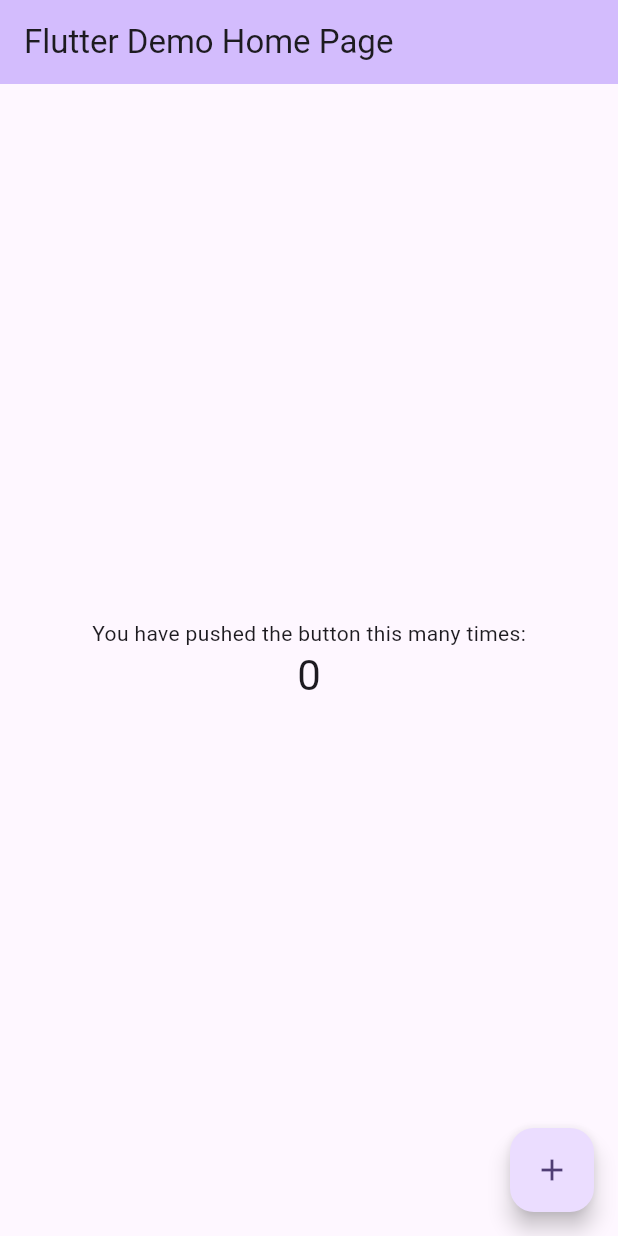
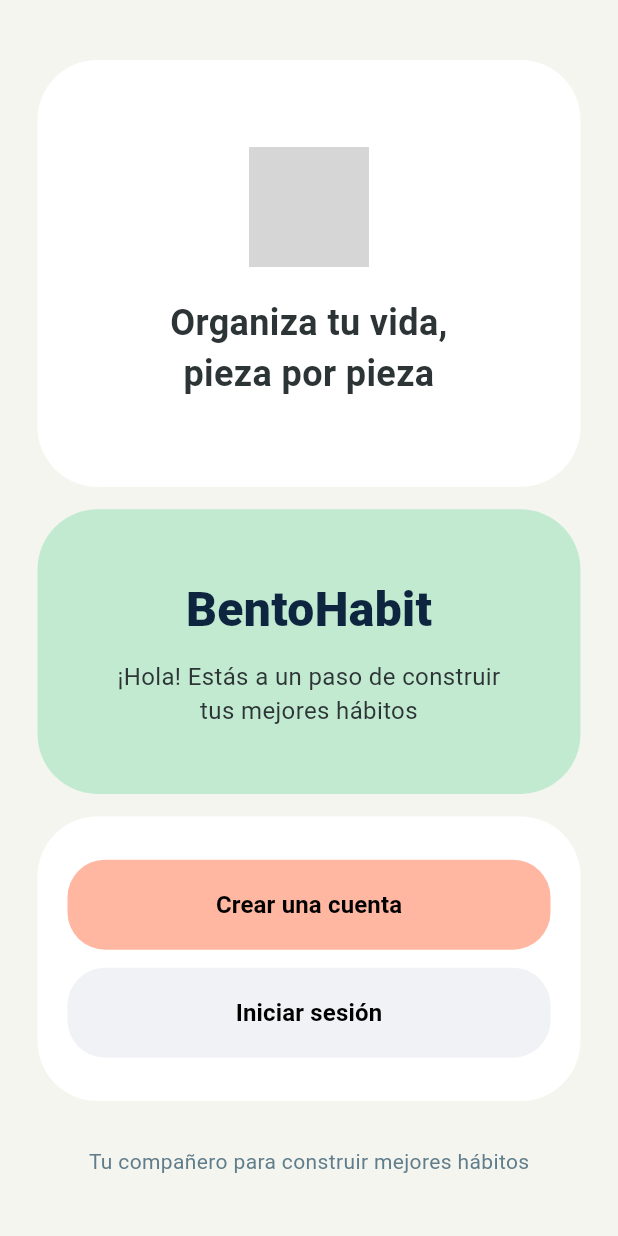
Before and after one commit to Miiguii/Proyecto-Wearable, a Flutter app: the screen it shows after launch, on a phone screen of 412 x 824 dp. Run offline on Flutter 3.47's test engine with Material 3 defaults, Android fonts, the phone set to English and light mode, and no system bars; grey boxes are pictures that could not be loaded.

Commit message:
main screens

```diff
--- a/lib/main.dart
+++ b/lib/main.dart
@@ -1,4 +1,7 @@
 import 'package:flutter/material.dart';
+import 'main_screens/welcome.dart';
+import 'main_screens/login_screen.dart';
+import 'main_screens/register_screen.dart';
 
 void main() {
   runApp(const MyApp());
@@ -7,116 +10,22 @@ void main() {
 class MyApp extends StatelessWidget {
   const MyApp({super.key});
 
-  // This widget is the root of your application.
   @override
   Widget build(BuildContext context) {
     return MaterialApp(
-      title: 'Flutter Demo',
+      title: 'BentoHabit',
+      debugShowCheckedModeBanner: false,
       theme: ThemeData(
-        // This is the theme of your application.
-        //
-        // TRY THIS: Try running your application with "flutter run". You'll see
-        // the application has a purple toolbar. Then, without quitting the app,
-        // try changing the seedColor in the colorScheme below to Colors.green
-        // and then invoke "hot reload" (save your changes or press the "hot
-        // reload" button in a Flutter-supported IDE, or press "r" if you used
-        // the command line to start the app).
-        //
-        // Notice that the counter didn't reset back to zero; the application
-        // state is not lost during the reload. To reset the state, use hot
-        // restart instead.
-        //
-        // This works for code too, not just values: Most code changes can be
-        // tested with just a hot reload.
-        colorScheme: ColorScheme.fromSeed(seedColor: Colors.deepPurple),
+        useMaterial3: true,
+        visualDensity: VisualDensity.adaptivePlatformDensity,
       ),
-      home: const MyHomePage(title: 'Flutter Demo Home Page'),
+      // Definición de las rutas de navegación
+      initialRoute: '/',
+      routes: {
+        '/': (context) => const BentoScreen(),
+        '/login_screen': (context) => const LoginScreen(),
+        '/register_screen': (context) => const RegisterScreen(),
+      },
     );
   }
 }
-
-class MyHomePage extends StatefulWidget {
-  const MyHomePage({super.key, required this.title});
-
-  // This widget is the home page of your application. It is stateful, meaning
-  // that it has a State object (defined below) that contains fields that affect
-  // how it looks.
-
-  // This class is the configuration for the state. It holds the values (in this
-  // case the title) provided by the parent (in this case the App widget) and
-  // used by the build method of the State. Fields in a Widget subclass are
-  // always marked "final".
-
-  final String title;
-
-  @override
-  State<MyHomePage> createState() => _MyHomePageState();
-}
-
-class _MyHomePageState extends State<MyHomePage> {
-  int _counter = 0;
-
-  void _incrementCounter() {
-    setState(() {
-      // This call to setState tells the Flutter framework that something has
-      // changed in this State, which causes it to rerun the build method below
-      // so that the display can reflect the updated values. If we changed
-      // _counter without calling setState(), then the build method would not be
-      // called again, and so nothing would appear to happen.
-      _counter++;
-    });
-  }
-
-  @override
-  Widget build(BuildContext context) {
-    // This method is rerun every time setState is called, for instance as done
-    // by the _incrementCounter method above.
-    //
-    // The Flutter framework has been optimized to make rerunning build methods
-    // fast, so that you can just rebuild anything that needs updating rather
-    // than having to individually change instances of widgets.
-    return Scaffold(
-      appBar: AppBar(
-        // TRY THIS: Try changing the color here to a specific color (to
-        // Colors.amber, perhaps?) and trigger a hot reload to see the AppBar
-        // change color while the other colors stay the same.
-        backgroundColor: Theme.of(context).colorScheme.inversePrimary,
-        // Here we take the value from the MyHomePage object that was created by
-        // the App.build method, and use it to set our appbar title.
-        title: Text(widget.title),
-      ),
-      body: Center(
-        // Center is a layout widget. It takes a single child and positions it
-        // in the middle of the parent.
-        child: Column(
-          // Column is also a layout widget. It takes a list of children and
-          // arranges them vertically. By default, it sizes itself to fit its
-          // children horizontally, and tries to be as tall as its parent.
-          //
-          // Column has various properties to control how it sizes itself and
-          // how it positions its children. Here we use mainAxisAlignment to
-          // center the children vertically; the main axis here is the vertical
-          // axis because Columns are vertical (the cross axis would be
-          // horizontal).
-          //
-          // TRY THIS: Invoke "debug painting" (choose the "Toggle Debug Paint"
-          // action in the IDE, or press "p" in the console), to see the
-          // wireframe for each widget.
-          mainAxisAlignment: MainAxisAlignment.center,
-          children: <Widget>[
-            const Text('You have pushed the button this many times:'),
-            Text(
-              '$_counter',
-              style: Theme.of(context).textTheme.headlineMedium,
-            ),
-          ],
-        ),
-      ),
-      floatingActionButton: FloatingActionButton(
-        onPressed: _incrementCounter,
-        tooltip: 'Increment',
-        child: const Icon(Icons.add),
-      ), // This trailing comma makes auto-formatting nicer for build methods.
-    );
-  }
-}
--- /dev/null
+++ b/lib/main_screens/welcome.dart
@@ -0,0 +1,108 @@
+import 'package:flutter/material.dart';
+
+
+class BentoScreen extends StatelessWidget {
+  const BentoScreen({super.key});
+
+  @override
+  Widget build(BuildContext context) {
+    const String rutaLogo = 'assets/images/bento_logo.png';
+
+    return Scaffold(
+      backgroundColor: const Color(0xFFF5F5F0),
+      body: SafeArea(
+        child: Padding(
+          padding: const EdgeInsets.symmetric(horizontal: 25.0, vertical: 40.0),
+          child: Column(
+            children: [
+              Expanded(
+                flex: 3,
+                child: Container(
+                  width: double.infinity,
+                  decoration: BoxDecoration(
+                    color: Colors.white,
+                    borderRadius: BorderRadius.circular(40),
+                  ),
+                  child: Column(
+                    mainAxisAlignment: MainAxisAlignment.center,
+                    children: [
+                      Image.asset(
+                        rutaLogo,
+                        height: 120,
+                        errorBuilder: (context, error, stackTrace) =>
+                          const Icon(Icons.fastfood, size: 80, color: Colors.orange),
+                      ),
+                      const SizedBox(height: 20),
+                      const Text(
+                        "Organiza tu vida,\npieza por pieza",
+                        textAlign: TextAlign.center,
+                        style: TextStyle(fontSize: 24, fontWeight: FontWeight.bold, color: Color(0xFF2D3436)),
+                      ),
+                    ],
+                  ),
+                ),
+              ),
+              const SizedBox(height: 15),
+              Expanded(
+                flex: 2,
+                child: Container(
+                  width: double.infinity,
+                  decoration: BoxDecoration(
+                    color: const Color(0xFFC1EAD1),
+                    borderRadius: BorderRadius.circular(40),
+                  ),
+                  child: const Column(
+                    mainAxisAlignment: MainAxisAlignment.center,
+                    children: [
+                      Text("BentoHabit", style: TextStyle(fontSize: 32, fontWeight: FontWeight.w900, color: Color(0xFF0D253F))),
+                      SizedBox(height: 10),
+                      Text("¡Hola! Estás a un paso de construir\ntus mejores hábitos", textAlign: TextAlign.center, style: TextStyle(fontSize: 16, color: Color(0xFF2D3436))),
+                    ],
+                  ),
+                ),
+              ),
+              const SizedBox(height: 15),
+              Expanded(
+                flex: 2,
+                child: Container(
+                  width: double.infinity,
+                  padding: const EdgeInsets.all(20),
+                  decoration: BoxDecoration(
+                    color: Colors.white,
+                    borderRadius: BorderRadius.circular(40),
+                  ),
+                  child: Column(
+                    mainAxisAlignment: MainAxisAlignment.center,
+                    children: [
+                      _buildBtn(context, "Crear una cuenta", const Color(0xFFFFB7A2), '/register_screen'),
+                      const SizedBox(height: 12),
+                      _buildBtn(context, "Iniciar sesión", const Color(0xFFF0F2F5), '/login_screen'),
+                    ],
+                  ),
+                ),
+              ),
+              const SizedBox(height: 30),
+              const Text("Tu compañero para construir mejores hábitos", style: TextStyle(color: Colors.blueGrey, fontSize: 14)),
+            ],
+          ),
+        ),
+      ),
+    );
+  }
+
+  Widget _buildBtn(BuildContext context, String text, Color color, String route) {
+    return SizedBox(
+      width: double.infinity,
+      height: 60,
+      child: ElevatedButton(
+        onPressed: () => Navigator.pushNamed(context, route),
+        style: ElevatedButton.styleFrom(
+          backgroundColor: color,
+          elevation: 0,
+          shape: RoundedRectangleBorder(borderRadius: BorderRadius.circular(25)),
+        ),
+        child: Text(text, style: const TextStyle(color: Colors.black, fontSize: 16, fontWeight: FontWeight.w600)),
+      ),
+    );
+  }
+}
```
Also changed, not shown: lib/main_screens/login_screen.dart (added, +57 -0 lines), lib/main_screens/register_screen.dart (added, +65 -0 lines).
